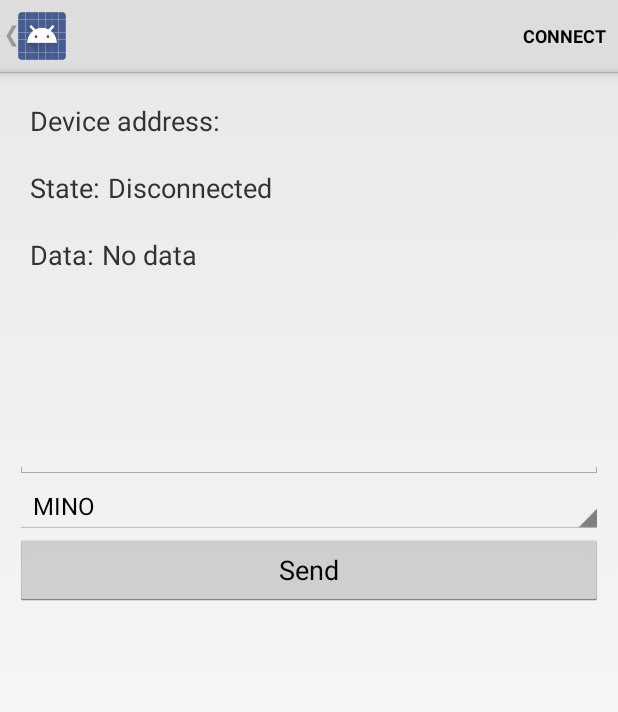
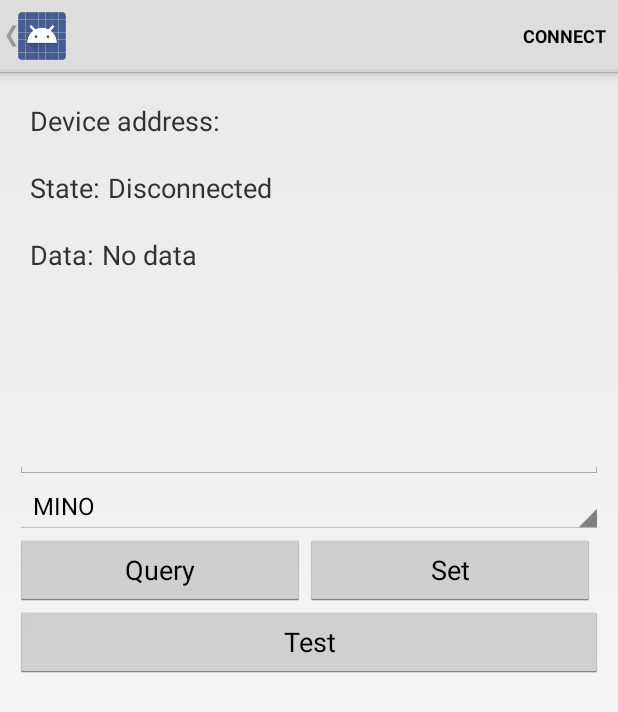
Before and after one commit to HassanIbrahim96/BLE_AT_APP, an Android app: the DeviceControlActivity screen opened directly, with no data from a screen before it, on a phone screen of 412 x 824 dp. Shown: the top 712 px of the screen. Run offline under Robolectric (Android 15) with nearby library versions, the phone set to English and light mode, and no system bars; 3 statements that could not run were skipped.

Commit message:
New buttons, added all commands needed

```diff
--- a/Application/src/main/java/com/example/android/bluetoothlegatt/DeviceControlActivity.java
+++ b/Application/src/main/java/com/example/android/bluetoothlegatt/DeviceControlActivity.java
@@ -67,7 +67,7 @@ public class DeviceControlActivity extends Activity {
     private boolean mConnected = false;
     private BluetoothGattCharacteristic mNotifyCharacteristic;
 
-    Button mSend;
+    Button queryBt, setBt, testBt;
     EditText editText;
     Spinner atList;
 
@@ -129,7 +129,7 @@ public class DeviceControlActivity extends Activity {
                 System.arraycopy(insertSomething, 0, txBytes, 0, insertSomething.length);
                 System.arraycopy(rxBytes, 0, txBytes, insertSomething.length, rxBytes.length);
 
-                mSend.setOnClickListener(new View.OnClickListener() {
+                setBt.setOnClickListener(new View.OnClickListener() {
                     @Override
                     public void onClick(View v) {
                         String val = editText.getText().toString();
@@ -142,6 +142,30 @@ public class DeviceControlActivity extends Activity {
                     }
                 });
 
+                queryBt.setOnClickListener(new View.OnClickListener() {
+                    @Override
+                    public void onClick(View v) {
+                        editText.setText("");
+                        if (bluetoothGattCharacteristicHM_10 != null) {
+                            bluetoothGattCharacteristicHM_10.setValue("AT+" + atList.getSelectedItem().toString() +  "?");
+                            mBluetoothLeService.writeCharacteristic(bluetoothGattCharacteristicHM_10);
+                            mBluetoothLeService.setCharacteristicNotification(bluetoothGattCharacteristicHM_10, true);
+                        }
+                    }
+                });
+
+
+                testBt.setOnClickListener(new View.OnClickListener() {
+                    @Override
+                    public void onClick(View v) {
+                        editText.setText("");
+                        if (bluetoothGattCharacteristicHM_10 != null) {
+                            bluetoothGattCharacteristicHM_10.setValue("AT");
+                            mBluetoothLeService.writeCharacteristic(bluetoothGattCharacteristicHM_10);
+                            mBluetoothLeService.setCharacteristicNotification(bluetoothGattCharacteristicHM_10, true);
+                        }
+                    }
+                });
 
             }
         }
@@ -196,7 +220,9 @@ public class DeviceControlActivity extends Activity {
         mDeviceAddress = intent.getStringExtra(EXTRAS_DEVICE_ADDRESS);
 
         editText = findViewById(R.id.editText);
-        mSend = findViewById(R.id.sendBt);
+        queryBt = findViewById(R.id.queryBt);
+        setBt = findViewById(R.id.setBt);
+        testBt = findViewById(R.id.testBt);
         atList = findViewById(R.id.atList);
 
         // Sets up UI references.
--- a/Application/src/main/res/layout/gatt_services_characteristics.xml
+++ b/Application/src/main/res/layout/gatt_services_characteristics.xml
@@ -85,10 +85,28 @@
         android:ems="10"
         android:entries="@array/List_AT_Commands"
         android:inputType="textPersonName" />
+    <LinearLayout
+        android:layout_width="wrap_content"
+        android:layout_height="wrap_content"
+        android:orientation="horizontal">
+
+        <Button
+            android:id="@+id/queryBt"
+            android:layout_width="193dp"
+            android:layout_height="wrap_content"
+            android:text="Query" />
+
+        <Button
+            android:id="@+id/setBt"
+            android:layout_width="193dp"
+            android:layout_height="wrap_content"
+            android:text="Set" />
+    </LinearLayout>
+
 
     <Button
-        android:id="@+id/sendBt"
+        android:id="@+id/testBt"
         android:layout_width="match_parent"
         android:layout_height="wrap_content"
-        android:text="Send" />
+        android:text="Test" />
 </LinearLayout>
--- a/Application/src/main/res/values/strings.xml
+++ b/Application/src/main/res/values/strings.xml
@@ -41,11 +41,25 @@
         <item>NAME</item>
         <item>ADDR</item>
         <item>IBEA</item>
-        <item>NAME?</item>
-        <item>RADD?</item>
+        <item>PWRM</item>
+        <item>POWE</item>
         <item>ADVI</item>
         <item>RESET</item>
         <item>RENEW</item>
         <item>IBE</item>
+        <item>BATT</item>
+        <item>BAUD</item>
+        <item>CLEAR</item>
+        <item>IBE</item>
+        <item>MEAS</item>
+        <item>MODE</item>
+        <item>NOTI</item>
+        <item>PASS</item>
+        <item>RSSI</item>
+        <item>TEMP</item>
+        <item>TYPE</item>
+        <item>UUID</item>
+        <item>VERS</item>
+        <item>VERR</item>
     </string-array>
 </resources>
```
Also changed, not shown: 144 other files.
